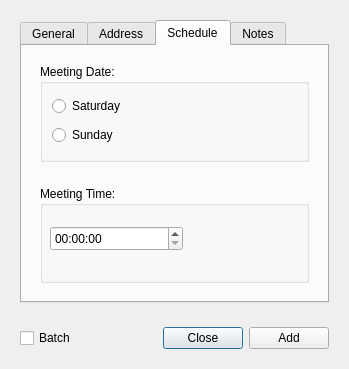
First picture: the form in pyTalkManager/gui/AddCongregationWindow.ui, repository JoelMon/pyTalkManager, before the edit.
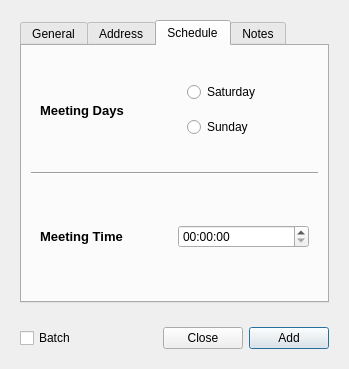
Second picture: the form after the edit. The open tabs and pages were chosen to show the change.

The edit to the form file:
```diff
--- a/pyTalkManager/gui/AddCongregationWindow.ui
+++ b/pyTalkManager/gui/AddCongregationWindow.ui
@@ -58,6 +58,9 @@
         <property name="text">
          <string>Add</string>
         </property>
+        <property name="default">
+         <bool>true</bool>
+        </property>
        </widget>
       </item>
      </layout>
@@ -262,21 +265,36 @@
             <property name="frameShadow">
              <enum>QFrame::Plain</enum>
             </property>
-            <layout class="QGridLayout" name="gridLayout_12">
-             <item row="0" column="0">
-              <widget class="QGroupBox" name="groupBox">
-               <property name="title">
-                <string>Meeting Date:</string>
-               </property>
                <layout class="QGridLayout" name="gridLayout_10">
-                <item row="0" column="0">
+             <item row="0" column="1">
+              <widget class="QFrame" name="frame_10">
+               <property name="frameShape">
+                <enum>QFrame::NoFrame</enum>
+               </property>
+               <property name="frameShadow">
+                <enum>QFrame::Plain</enum>
+               </property>
+               <layout class="QVBoxLayout" name="verticalLayout_3">
+                <item>
                  <widget class="QRadioButton" name="radioSaturday">
                   <property name="text">
                    <string>Saturday</string>
                   </property>
+                  <property name="shortcut">
+                   <string>1</string>
+                  </property>
+                  <property name="checkable">
+                   <bool>true</bool>
+                  </property>
+                  <property name="checked">
+                   <bool>false</bool>
+                  </property>
+                  <property name="autoExclusive">
+                   <bool>true</bool>
+                  </property>
                  </widget>
                 </item>
-                <item row="1" column="0">
+                <item>
                  <widget class="QRadioButton" name="radioSunday">
                   <property name="text">
                    <string>Sunday</string>
@@ -286,9 +304,31 @@
                </layout>
               </widget>
              </item>
+             <item row="0" column="0">
+              <widget class="QLabel" name="label_10">
+               <property name="font">
+                <font>
+                 <family>Arial</family>
+                 <pointsize>10</pointsize>
+                 <weight>75</weight>
+                 <bold>true</bold>
+                </font>
+               </property>
+               <property name="text">
+                <string>Meeting Days</string>
+               </property>
+              </widget>
+             </item>
             </layout>
            </widget>
           </item>
+          <item>
+           <widget class="Line" name="line_3">
+            <property name="orientation">
+             <enum>Qt::Horizontal</enum>
+            </property>
+           </widget>
+          </item>
           <item>
            <widget class="QFrame" name="frame_9">
             <property name="frameShape">
@@ -299,19 +339,22 @@
             </property>
             <layout class="QGridLayout" name="gridLayout_11">
              <item row="0" column="0">
-              <widget class="QGroupBox" name="groupBox_2">
-               <property name="title">
-                <string>Meeting Time:</string>
+              <widget class="QLabel" name="label_11">
+               <property name="font">
+                <font>
+                 <family>Arial</family>
+                 <pointsize>10</pointsize>
+                 <weight>75</weight>
+                 <bold>true</bold>
+                </font>
                </property>
+               <property name="text">
+                <string>Meeting Time</string>
+               </property>
+              </widget>
+             </item>
+             <item row="0" column="2">
                <widget class="QTimeEdit" name="timeEdit">
-                <property name="geometry">
-                 <rect>
-                  <x>10</x>
-                  <y>40</y>
-                  <width>133</width>
-                  <height>25</height>
-                 </rect>
-                </property>
                 <property name="wrapping">
                  <bool>false</bool>
                 </property>
@@ -325,7 +368,6 @@
                  <bool>false</bool>
                 </property>
                </widget>
-              </widget>
              </item>
             </layout>
            </widget>
```
Left out of the diff: 6 changed lines with no effect on the pictures. Lines whose indentation alone changed are shown as unchanged.
